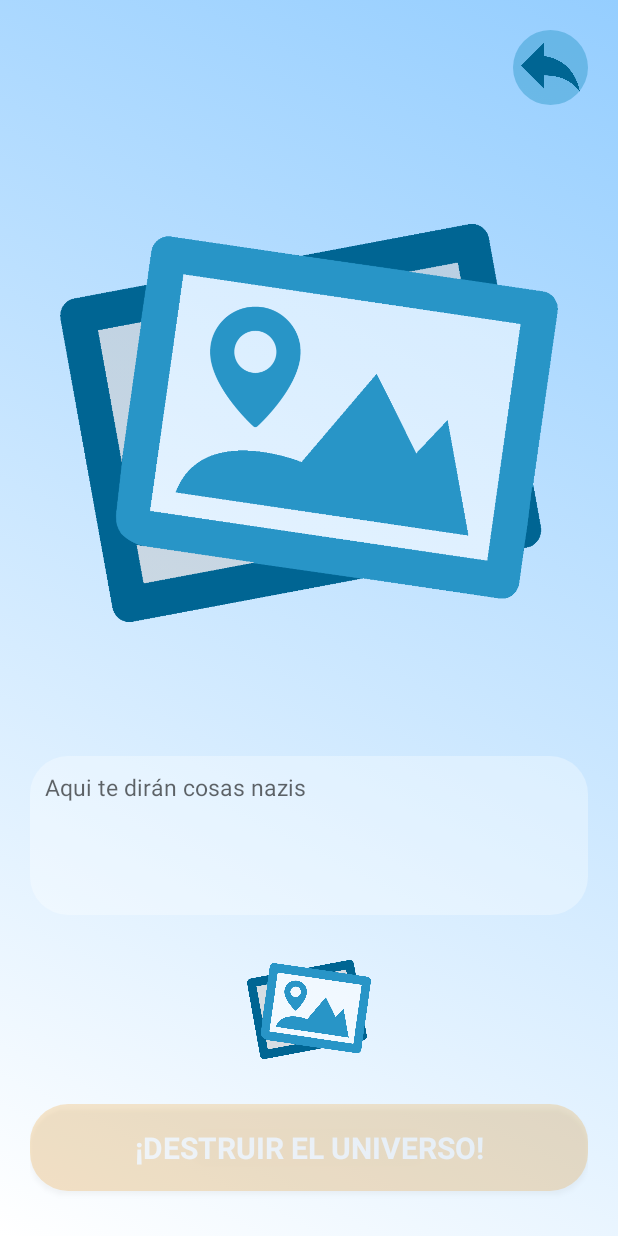
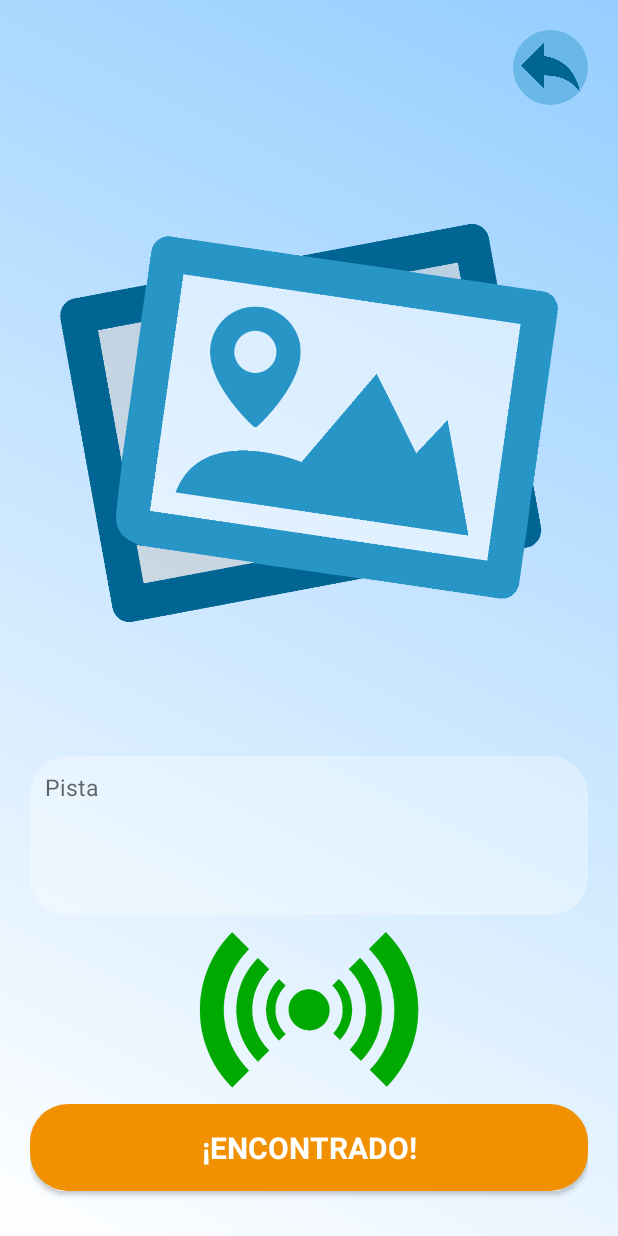
Before and after one commit to AlbertDG99/HideOut, an Android app: the Juego screen opened directly, with no data from a screen before it, on a phone screen of 412 x 824 dp. Run offline under Robolectric (Android 15) with nearby library versions, the phone set to English and light mode, and no system bars; our stand-ins replace Firebase (no records; nobody signed in at launch, a user with empty details on screens opened directly); 6 statements that could not run were skipped.

Commit message:
JUEGO FUNCIONAL

```diff
--- a/app/src/main/java/com/example/hideout/Juego.java
+++ b/app/src/main/java/com/example/hideout/Juego.java
@@ -12,6 +12,8 @@ import android.location.Location;
 import android.os.Bundle;
 import android.os.Debug;
 import android.os.Handler;
+import android.view.View;
+import android.widget.Button;
 import android.widget.ImageView;
 import android.widget.TextView;
 import android.widget.TimePicker;
@@ -24,7 +26,7 @@ import com.google.firebase.storage.StorageReference;
 
 import static android.Manifest.permission.ACCESS_FINE_LOCATION;
 
-public class Juego extends AppCompatActivity {
+public class Juego extends AppCompatActivity implements View.OnClickListener {
     Handler handler = new Handler();
     Bitmap imagen;
     String pista = "";
@@ -34,6 +36,7 @@ public class Juego extends AppCompatActivity {
     double latitudUsu;
     ImageView imgRadar;
     TextView tPista;
+    Button bFinReto;
 
     @Override
     protected void onCreate(Bundle savedInstanceState) {
@@ -50,6 +53,9 @@ public class Juego extends AppCompatActivity {
         tPista = findViewById(R.id.tPista);
         tPista.setText(reto.getPista());
         imgRadar = findViewById(R.id.imgRadar);
+        bFinReto = findViewById(R.id.bFinReto);
+
+        bFinReto.setEnabled(false);
 
         FirebaseStorage storage = FirebaseStorage.getInstance("gs://hideout-d08d6.appspot.com");
         StorageReference gsReference = storage.getReferenceFromUrl(reto.getImagen());
@@ -69,11 +75,9 @@ public class Juego extends AppCompatActivity {
             }
         });
 
-
-
-
         obtenerLoc();
 
+        findViewById(R.id.imageBack).setOnClickListener(this);
     }
 
     public void obtenerLoc() {
@@ -83,6 +87,9 @@ public class Juego extends AppCompatActivity {
                 LocationTrack location = new LocationTrack(Juego.this);
                 latitudUsu = location.getLatitude();
                 longitudUsu = location.getLongitude();
+
+                bFinReto.setEnabled(false);
+                bFinReto.setAlpha((float) 0.2);
 
                 Location locReto = new Location("LocReto");
                 locReto.setLatitude(latitudReto);
@@ -94,16 +101,18 @@ public class Juego extends AppCompatActivity {
 
                 float distancia = locReto.distanceTo(locUsu);
                 if(distancia>200){
-
+                    imgRadar.setImageResource(R.drawable.radar0);
                 }else if(distancia>100){
-
+                    imgRadar.setImageResource(R.drawable.radar1);
                 }else if(distancia>50){
-
+                    imgRadar.setImageResource(R.drawable.radar2);
                 }else if(distancia>10){
-
+                    imgRadar.setImageResource(R.drawable.radar3);
                 }
-                else if(distancia<=5){
-
+                else if(distancia<=10){
+                    imgRadar.setImageResource(R.drawable.radar3);
+                    bFinReto.setEnabled(true);
+                    bFinReto.setAlpha(1);
                 }
                 handler.postDelayed(this, 1500);
             }
@@ -112,4 +121,21 @@ public class Juego extends AppCompatActivity {
     }
 
 
+    @Override
+    public void onClick(View v) {
+        switch (v.getId()) {
+
+            //botón atrás
+            case R.id.imageBack:
+
+                finish();
+
+                break;
+
+            //boton encontrado
+            case R.id.bFinReto:
+
+                break;
+        }
+    }
 }
--- a/app/src/main/res/layout/activity_juego.xml
+++ b/app/src/main/res/layout/activity_juego.xml
@@ -34,7 +34,7 @@
         android:layout_width="match_parent"
         android:layout_height="0dp"
         android:layout_weight="1"
-        android:hint="Aqui te dirán cosas nazis"
+        android:hint="Pista"
         />
 
     <ImageView
@@ -42,16 +42,15 @@
         android:layout_width="match_parent"
         android:layout_height="0dp"
         android:layout_weight="1"
-        android:padding="20dp"
-        android:src="@drawable/imgphoto" />
+        android:src="@drawable/radar0" />
 
     <Button
-        android:id="@+id/bCrearReto"
+        android:id="@+id/bFinReto"
         style="@style/Boton"
         android:layout_width="match_parent"
         android:layout_height="wrap_content"
         android:layout_gravity="center"
         android:backgroundTint="#F19000"
-        android:text="¡DESTRUIR EL UNIVERSO!"
+        android:text="¡ENCONTRADO!"
         android:alpha="0.2"/>
 </LinearLayout>
```
Also changed, not shown: app/src/main/java/com/example/hideout/ListaRetos.java (+6 -2 lines).
